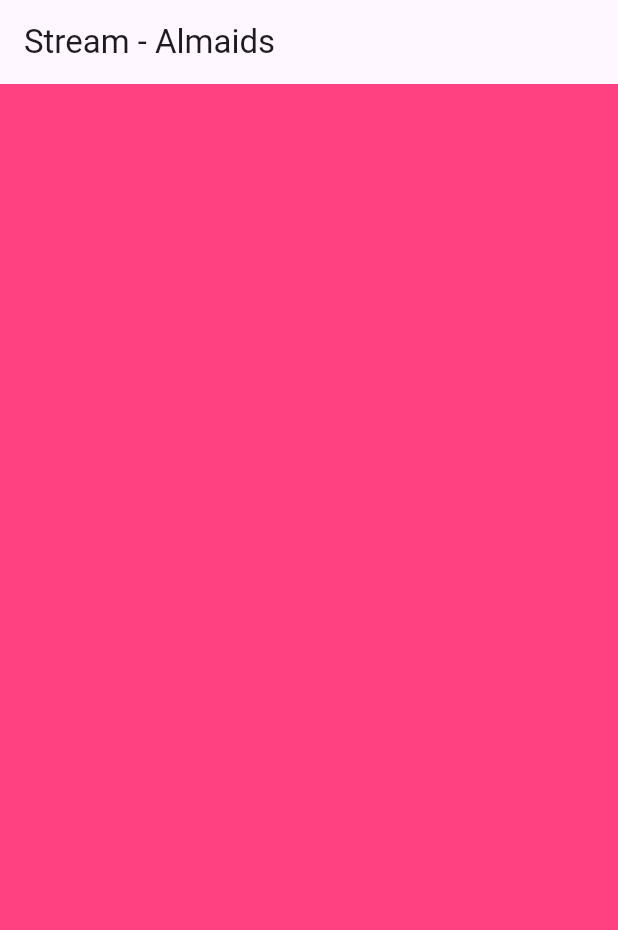
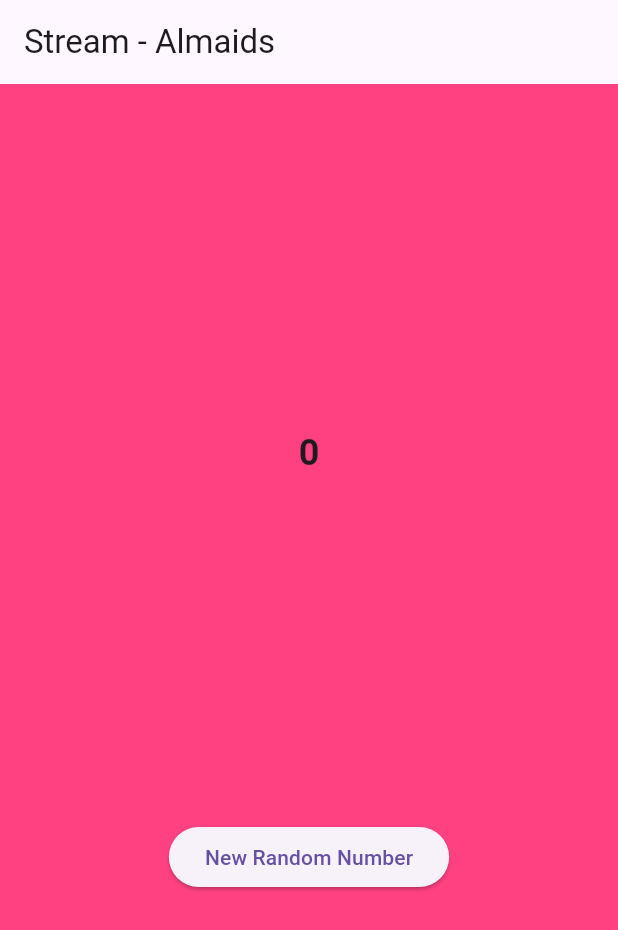
Before and after one commit to almaids/Flutter-Streams, a Flutter app: the screen it shows after launch, on a phone screen of 412 x 824 dp. Shown: the top 930 px of the screen. Run offline on Flutter 3.47's test engine with Material 3 defaults, Android fonts, the phone set to English and light mode, and no system bars.

Commit message:
P2: Jawaban Soal 6

```diff
--- a/stream_almaids/lib/main.dart
+++ b/stream_almaids/lib/main.dart
@@ -1,5 +1,7 @@
 import 'package:flutter/material.dart';
 import 'stream.dart';
+import 'dart:async';
+import 'dart:math';
 
 void main() {
   runApp(const MyApp());
@@ -31,9 +33,22 @@
   Color bgColor = Colors.blueGrey;
   late ColorStream colorStream;
 
+  int lastNumber = 0;
+  late StreamController<int> numberStreamController;
+  late NumberStream numberStream;
+
   @override
   void initState() {
     super.initState();
+    numberStream = NumberStream();
+    numberStreamController = numberStream.controller;
+    Stream<int> stream = numberStreamController.stream;
+    stream.listen((event) {
+      setState(() {
+        lastNumber = event;
+      });
+    });
+
     colorStream = ColorStream();
     changeColor();
   }
@@ -52,14 +67,38 @@
     });
   }
 
+  void addRandomNumber() {
+    numberStream.addRandomNumber();
+  }
+
+  @override
+  void dispose() {
+    numberStreamController.close();
+    super.dispose();
+  }
+
   @override
   Widget build(BuildContext context) {
     return Scaffold(
       appBar: AppBar(
         title: const Text('Stream - Almaids'),
       ),
-      body: Container(
-        decoration: BoxDecoration(color: bgColor),
-        ));
+      backgroundColor: bgColor,
+      body: SizedBox(
+        width: double.infinity,
+        child: Column(
+          mainAxisAlignment: MainAxisAlignment.spaceEvenly,
+          crossAxisAlignment: CrossAxisAlignment.center,
+          children: [
+            Text(lastNumber.toString(),
+                style: const TextStyle(fontSize: 24, fontWeight: FontWeight.bold)),
+            ElevatedButton(
+              onPressed: () => addRandomNumber(),
+              child: const Text('New Random Number'),
+            )
+          ],
+        ),
+      )
+    );
   }
 }
--- a/stream_almaids/lib/stream.dart
+++ b/stream_almaids/lib/stream.dart
@@ -1,4 +1,6 @@
 import 'package:flutter/material.dart';
+import 'dart:async';
+import 'dart:math';
 
 class ColorStream {
   final List<Color> colors = [
@@ -22,3 +24,17 @@
       });
   }
 }
+
+class NumberStream {
+  final StreamController<int> controller = StreamController<int>();
+
+  void addRandomNumber(){
+    Random random = Random();
+    int myNum = random.nextInt(10);
+    addNumberToSink(myNum);
+  }
+
+  void addNumberToSink(int newNumber) {
+    controller.sink.add(newNumber);
+  }
+}
```
